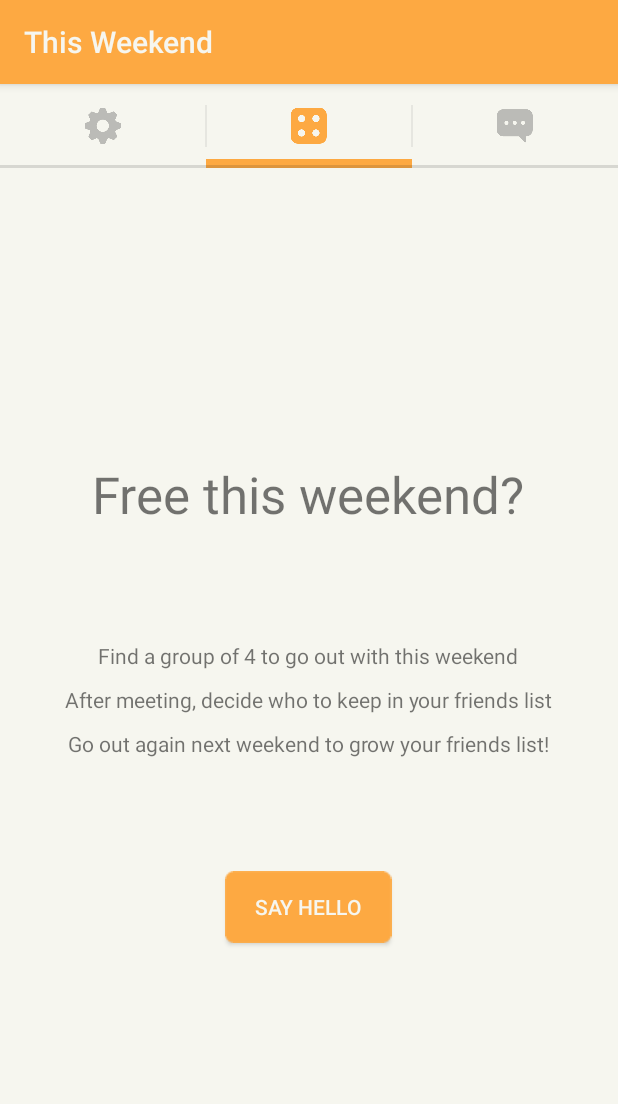
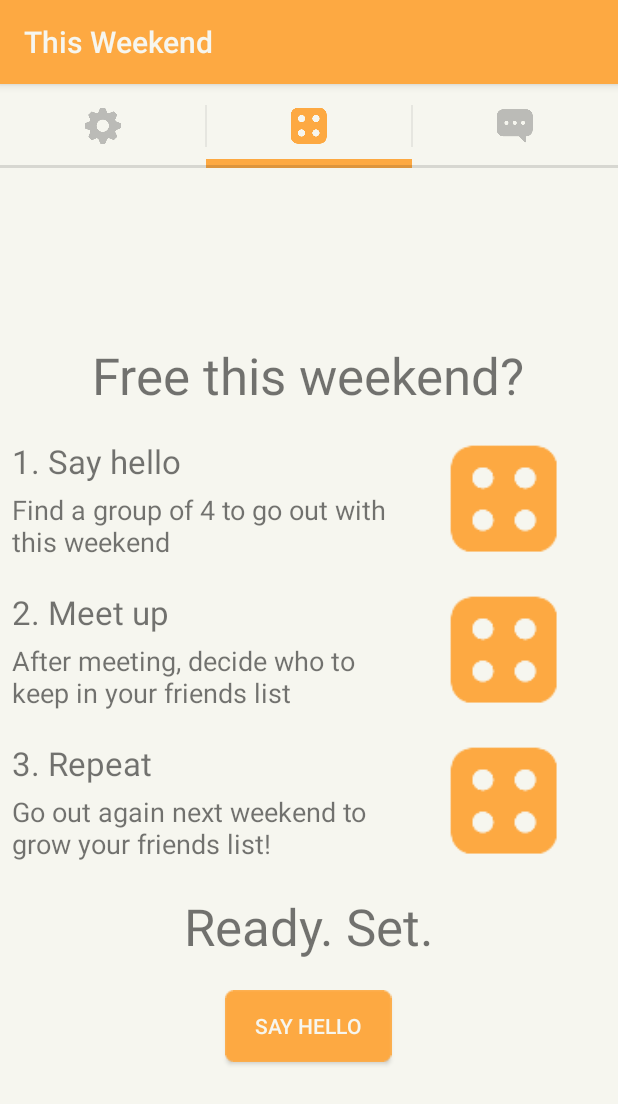
Before and after one commit to jianbai/Going-Android, an Android app: the ThisWeekendFragment screen opened directly, with no data from a screen before it, on a phone screen of 412 x 824 dp. Shown: the top 1104 px of the screen. Run offline under Robolectric (Android 15) with nearby library versions, the phone set to English and light mode, and no system bars; libraries missing offline, so code that uses them is left out: com.firebase.client; 26 statements that could not run were skipped.

Commit message:
rearranged this weekend fragment layout

```diff
--- a/app/src/main/java/io/spw/hello/ThisWeekendFragment.java
+++ b/app/src/main/java/io/spw/hello/ThisWeekendFragment.java
@@ -109,9 +109,9 @@ public class ThisWeekendFragment extends Fragment {
 
     private void findViews(View rootView) {
         mFreeTextView = (TextView) rootView.findViewById(R.id.this_weekend_free_textview);
-        mBullet1TextView = (TextView) rootView.findViewById(R.id.this_weekend_bullet_1_textview);
-        mBullet2TextView = (TextView) rootView.findViewById(R.id.this_weekend_bullet_2_textview);
-        mBullet3TextView = (TextView) rootView.findViewById(R.id.this_weekend_bullet_3_textview);
+        mBullet1TextView = (TextView) rootView.findViewById(R.id.this_weekend_bullet_1);
+        mBullet2TextView = (TextView) rootView.findViewById(R.id.this_weekend_bullet_2);
+        mBullet3TextView = (TextView) rootView.findViewById(R.id.this_weekend_bullet_3);
         mHelloButton = (Button) rootView.findViewById(R.id.this_weekend_hello_button);
         mSearchingTextView = (TextView) rootView.findViewById(R.id.this_weekend_searching_textview);
         mProgressSpinner = (ProgressBar) rootView.findViewById(R.id.this_weekend_progress_spinner);
--- a/app/src/main/res/layout/fragment_this_weekend.xml
+++ b/app/src/main/res/layout/fragment_this_weekend.xml
@@ -1,40 +1,132 @@
 <?xml version="1.0" encoding="utf-8"?>
 <LinearLayout xmlns:android="http://schemas.android.com/apk/res/android"
-    android:orientation="vertical" android:layout_width="fill_parent"
-    android:layout_height="fill_parent"
+    android:orientation="vertical" android:layout_width="match_parent"
+    android:layout_height="match_parent"
     android:background="@color/hello_white"
-    android:gravity="center" >
+    android:gravity="center_vertical"
+    android:padding="@dimen/chat_padding">
 
     <TextView
         android:layout_width="wrap_content"
         android:layout_height="wrap_content"
         android:id="@+id/this_weekend_free_textview"
         android:text="@string/this_weekend_free_textview"
-        android:textSize="@dimen/abc_text_size_display_1_material" />
+        android:textSize="@dimen/abc_text_size_display_1_material"
+        android:layout_gravity="center_horizontal" />
+
+    <LinearLayout
+        android:layout_width="match_parent"
+        android:layout_height="wrap_content"
+        android:id="@+id/this_weekend_bullet_1"
+        android:orientation="horizontal"
+        android:weightSum="4"
+        android:layout_marginTop="@dimen/content_vertical_margin">
+
+        <LinearLayout
+            android:layout_width="0dp"
+            android:layout_height="wrap_content"
+            android:orientation="vertical"
+            android:layout_weight="3" >
 
             <TextView
                 android:layout_width="wrap_content"
                 android:layout_height="wrap_content"
-        android:text="@string/this_weekend_bullet_1_textview"
-        android:id="@+id/this_weekend_bullet_1_textview"
-        android:layout_gravity="center_horizontal"
-        android:layout_marginTop="75dp" />
+                android:text="@string/this_weekend_bullet_1_title"
+                android:textSize="@dimen/abc_text_size_large_material" />
 
             <TextView
                 android:layout_width="wrap_content"
                 android:layout_height="wrap_content"
-        android:text="@string/this_weekend_bullet_2_textview"
-        android:id="@+id/this_weekend_bullet_2_textview"
-        android:layout_gravity="center_horizontal"
-        android:layout_marginTop="10dp" />
+                android:text="@string/this_weekend_bullet_1_caption"
+                android:textSize="@dimen/abc_text_size_medium_material"
+                android:layout_marginTop="@dimen/abc_action_bar_subtitle_bottom_margin_material" />
+
+        </LinearLayout>
+
+        <ImageView
+            android:layout_width="wrap_content"
+            android:layout_height="match_parent"
+            android:layout_weight="1"
+            android:src="@drawable/ic_logo" />
+    </LinearLayout>
+
+    <LinearLayout
+        android:layout_width="match_parent"
+        android:layout_height="wrap_content"
+        android:id="@+id/this_weekend_bullet_2"
+        android:orientation="horizontal"
+        android:weightSum="4"
+        android:layout_marginTop="@dimen/content_vertical_margin">
+
+        <LinearLayout
+            android:layout_width="0dp"
+            android:layout_height="wrap_content"
+            android:orientation="vertical"
+            android:layout_weight="3" >
 
             <TextView
                 android:layout_width="wrap_content"
                 android:layout_height="wrap_content"
-        android:text="@string/this_weekend_bullet_3_textview"
-        android:id="@+id/this_weekend_bullet_3_textview"
-        android:layout_gravity="center_horizontal"
-        android:layout_marginTop="10dp" />
+                android:text="@string/this_weekend_bullet_2_title"
+                android:textSize="@dimen/abc_text_size_large_material" />
+
+            <TextView
+                android:layout_width="wrap_content"
+                android:layout_height="wrap_content"
+                android:text="@string/this_weekend_bullet_2_caption"
+                android:textSize="@dimen/abc_text_size_medium_material"
+                android:layout_marginTop="@dimen/abc_action_bar_subtitle_bottom_margin_material" />
+        </LinearLayout>
+
+        <ImageView
+            android:layout_width="wrap_content"
+            android:layout_height="match_parent"
+            android:layout_weight="1"
+            android:src="@drawable/ic_logo"/>
+    </LinearLayout>
+
+    <LinearLayout
+        android:layout_width="match_parent"
+        android:layout_height="wrap_content"
+        android:id="@+id/this_weekend_bullet_3"
+        android:orientation="horizontal"
+        android:weightSum="4"
+        android:layout_marginTop="@dimen/content_vertical_margin">
+
+        <LinearLayout
+            android:layout_width="0dp"
+            android:layout_height="wrap_content"
+            android:orientation="vertical"
+            android:layout_weight="3" >
+            <TextView
+                android:layout_width="wrap_content"
+                android:layout_height="wrap_content"
+                android:text="@string/this_weekend_bullet_3_title"
+                android:textSize="@dimen/abc_text_size_large_material" />
+
+            <TextView
+                android:layout_width="wrap_content"
+                android:layout_height="wrap_content"
+                android:text="@string/this_weekend_bullet_3_caption"
+                android:textSize="@dimen/abc_text_size_medium_material"
+                android:layout_marginTop="@dimen/abc_action_bar_subtitle_bottom_margin_material" />
+        </LinearLayout>
+
+        <ImageView
+            android:layout_width="wrap_content"
+            android:layout_height="match_parent"
+            android:layout_weight="1"
+            android:src="@drawable/ic_logo"/>
+    </LinearLayout>
+
+    <TextView
+        android:layout_width="wrap_content"
+        android:layout_height="wrap_content"
+        android:id="@+id/this_weekend_ready"
+        android:text="@string/this_weekend_ready"
+        android:textSize="@dimen/abc_text_size_display_1_material"
+        android:layout_marginTop="@dimen/content_vertical_margin"
+        android:layout_gravity="center_horizontal" />
 
     <Button
         android:layout_width="wrap_content"
@@ -46,7 +138,7 @@
         android:id="@+id/this_weekend_hello_button"
         android:background="@drawable/bubble_orange"
         android:layout_gravity="center_horizontal"
-        android:layout_marginTop="75dp" />
+        android:layout_marginTop="@dimen/content_vertical_margin" />
 
     <TextView
         android:layout_width="wrap_content"
--- a/app/src/main/res/values/dimens.xml
+++ b/app/src/main/res/values/dimens.xml
@@ -8,4 +8,5 @@
     <dimen name="chat_margin_right">36dp</dimen>
     <dimen name="preference_height">60dp</dimen>
     <dimen name="profile_height">120dp</dimen>
+    <dimen name="content_vertical_margin">20dp</dimen>
 </resources>
--- a/app/src/main/res/values/strings.xml
+++ b/app/src/main/res/values/strings.xml
@@ -12,9 +12,12 @@
     <string name="title_section1">This Weekend</string>
     <string name="title_section2">Friends</string>
     <string name="this_weekend_free_textview">Free this weekend?</string>
-    <string name="this_weekend_bullet_1_textview">Find a group of 4 to go out with this weekend</string>
-    <string name="this_weekend_bullet_2_textview">After meeting, decide who to keep in your friends list</string>
-    <string name="this_weekend_bullet_3_textview">Go out again next weekend to grow your friends list!</string>
+    <string name="this_weekend_bullet_1_title">1. Say hello</string>
+    <string name="this_weekend_bullet_1_caption">Find a group of 4 to go out with this weekend</string>
+    <string name="this_weekend_bullet_2_title">2. Meet up</string>
+    <string name="this_weekend_bullet_2_caption">After meeting, decide who to keep in your friends list</string>
+    <string name="this_weekend_bullet_3_title">3. Repeat</string>
+    <string name="this_weekend_bullet_3_caption">Go out again next weekend to grow your friends list!</string>
     <string name="button_discover">Say hello</string>
     <string name="label_empty_friends">No friends yet : ( Say hello this weekend!</string>
     <string name="title_activity_login">Log in</string>
@@ -83,6 +86,7 @@
     <string name="toast_report_received">Report received</string>
     <string name="title_view_profile">Profile</string>
     <string name="dispatch_tag">Meet people who want to meet people</string>
+    <string name="this_weekend_ready">Ready. Set.</string>
 
     <string-array name="gender_array">
         <item>Female</item>
```
Lines whose indentation alone changed are shown as unchanged.
